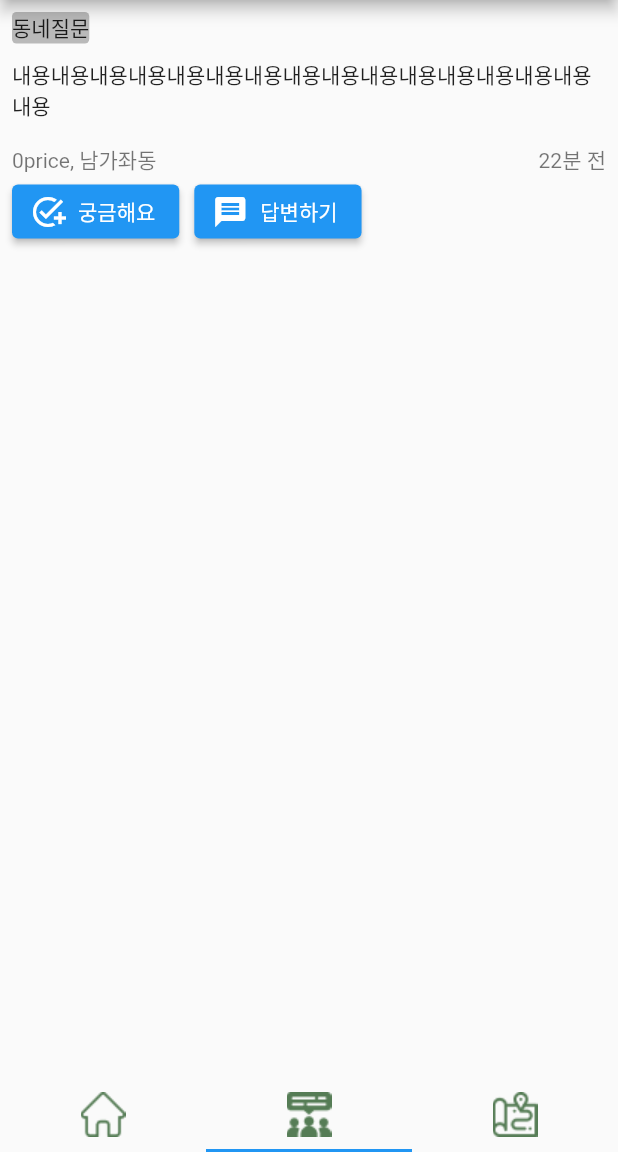
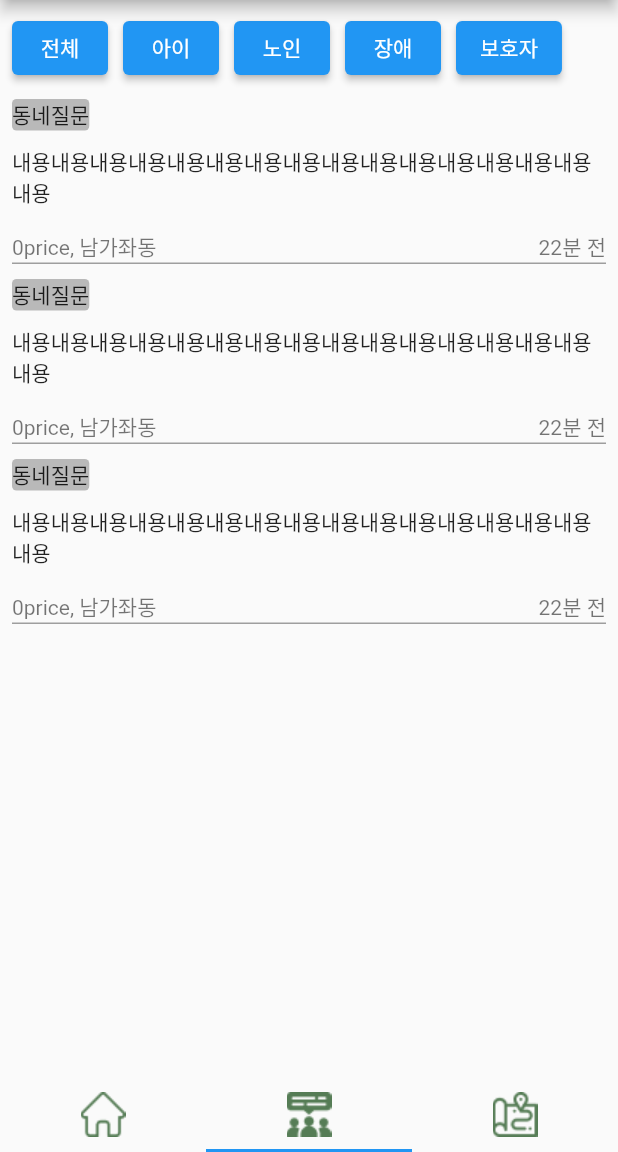
Before and after one commit to SeungJu972/mappage, a Flutter app: the screen it shows after launch, item 2 of the bottom bar chosen, on a phone screen of 412 x 824 dp, the part 84-1236 px from its top. Run offline on Flutter 3.47's test engine with Material 2 defaults, Android fonts, the light colour scheme and no system bars; our stand-ins replace google_maps_flutter.

Commit message:
커뮤니티 UI 변경 및 화면전환 구현

```diff
--- a/lib/Community/sub/Community3.dart
+++ b/lib/Community/sub/Community3.dart
@@ -18,7 +18,7 @@ class _Community3State extends State<Community3> {
           leading:IconButton(//상단 좌측
              icon: Icon(Icons.arrow_back_ios, color: Colors.black,),
              onPressed: (){
-              print('Back Button is Cliked');
+              Navigator.pop(context);
              },
              ),
 
--- a/lib/Community/tab_commu.dart
+++ b/lib/Community/tab_commu.dart
@@ -1,5 +1,6 @@
 import 'package:flutter/cupertino.dart';
 import 'package:flutter/material.dart';
+import 'package:mappage/Community/sub/Community3.dart';
 
 class Tabcommu extends StatelessWidget{
 
@@ -9,7 +10,12 @@ class Tabcommu extends StatelessWidget{
       child : Padding(
       padding: EdgeInsets.all(8.0),
       child: Column(
-        children: [post()],
+
+        children: [
+          makeButton(),
+          post(),
+          post(),
+          post()],
       ),
     ),
     );
@@ -21,8 +27,12 @@ class post extends StatelessWidget {
 
   @override
   Widget build(BuildContext context) {
-    return const Column(
+    return InkWell(
+        child:Column(
       children: [
+        SizedBox(
+          height: 10,
+        ),
         tag(),
         SizedBox(
           height: 10,
@@ -32,8 +42,16 @@ class post extends StatelessWidget {
           height: 15,
         ),
         information(),
-        makeButton(),
+        Divider(
+          thickness: 1,
+          height: 1,
+          color: Colors.grey,
+        )
       ],
+    ),
+    onTap: (){
+        Navigator.push(context, MaterialPageRoute(builder: (context) => Community3()));
+    },
     );
   }
 }
@@ -96,18 +114,40 @@ class makeButton extends StatelessWidget {
   Widget build(BuildContext context) {
     return Row(
       children: [
-        ElevatedButton.icon(
-          icon: const Icon(Icons.add_task),
-          label: const Text("궁금해요"),
+        ElevatedButton(
+          child:  Text("전체"),
           onPressed: () {},
         ),
         const SizedBox(
           width: 10,
         ),
-        ElevatedButton.icon(
-          icon: const Icon(Icons.message),
-          label: const Text("답변하기"),
+        ElevatedButton(
+
+          child: Text("아이"),
           onPressed: () {},
+        ),const SizedBox(
+          width: 10,
+        ),
+        ElevatedButton(
+
+          child: const Text("노인"),
+          onPressed: () {},
+        ),const SizedBox(
+          width: 10,
+        ),
+        ElevatedButton(
+
+          child: const Text("장애"),
+          onPressed: () {},
+        ),const SizedBox(
+          width: 10,
+        ),
+        ElevatedButton(
+
+          child: const Text("보호자"),
+          onPressed: () {},
+        ),const SizedBox(
+          width: 10,
         ),
       ],
     );
```
